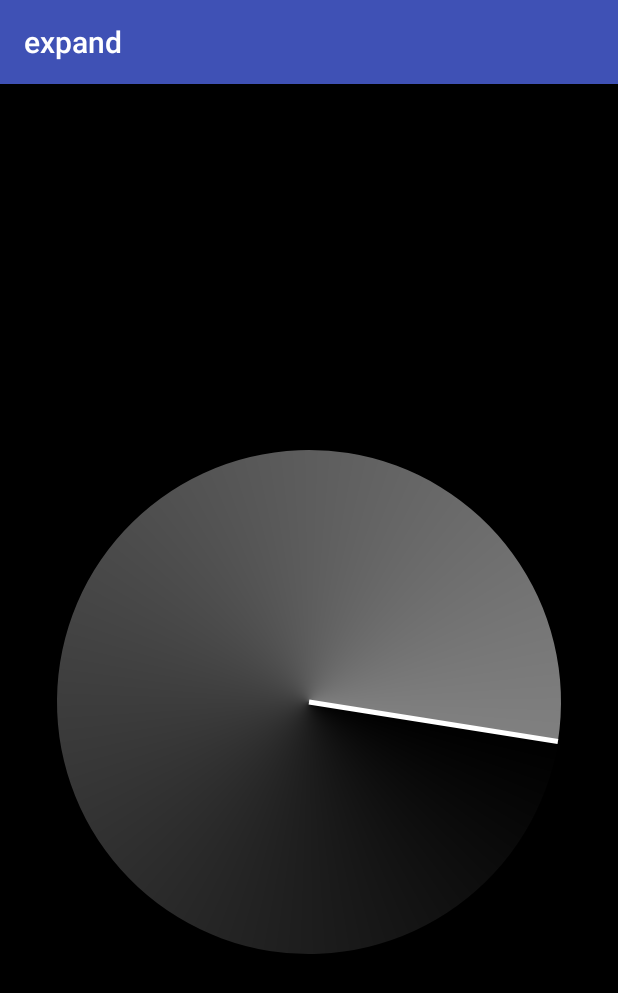
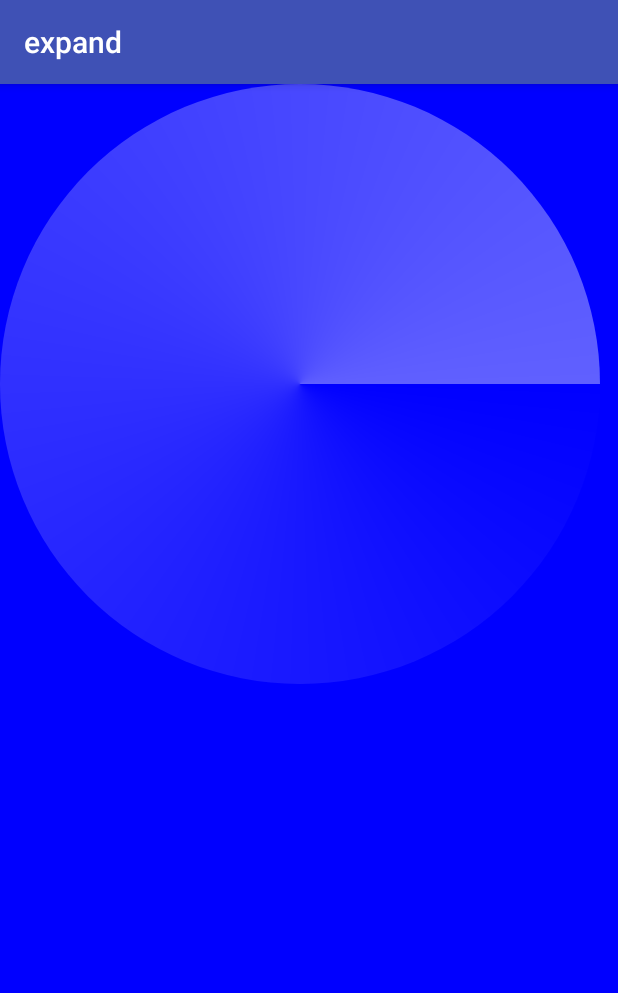
Before and after one commit to vittawang/androidemo, an Android app: the screen it shows after launch (MainActivity), on a phone screen of 412 x 824 dp. Shown: the top 993 px of the screen. Run offline under Robolectric (Android 15) with nearby library versions, the phone set to English and light mode, and no system bars.

Commit message:
自定义view

```diff
--- a/expand/src/main/java/com/sunspot/expand/MainActivity.java
+++ b/expand/src/main/java/com/sunspot/expand/MainActivity.java
@@ -22,8 +22,8 @@ public class MainActivity extends AppCompatActivity implements ViewPager.OnPageC
     protected void onCreate(Bundle savedInstanceState) {
         super.onCreate(savedInstanceState);
         setContentView(R.layout.activity_main);
-        match = findViewById(R.id.match);
-        match.startAnim();
+//        match = findViewById(R.id.match);
+//        match.startAnim();
 //        mViewPager = findViewById(R.id.view_pager);
 //        //页面间距
 ////        mViewPager.setPageMargin(CommonUtils.dip2px(this, 12));
--- a/expand/src/main/java/com/sunspot/expand/render/ShaderView.java
+++ b/expand/src/main/java/com/sunspot/expand/render/ShaderView.java
@@ -13,8 +13,6 @@ import android.support.annotation.Nullable;
 import android.util.AttributeSet;
 import android.view.View;
 import android.view.animation.LinearInterpolator;
-
-import java.util.logging.Handler;
 
 /**
  * -------------------------------------
--- a/expand/src/main/res/layout/activity_main.xml
+++ b/expand/src/main/res/layout/activity_main.xml
@@ -7,7 +7,7 @@
     tools:context=".MainActivity"
     android:background="#000">
 
-    <com.sunspot.expand.render.MatchView
+    <com.sunspot.expand.render.ShaderView
         android:id="@+id/match"
         android:layout_width="match_parent"
         android:layout_height="match_parent" />
```
